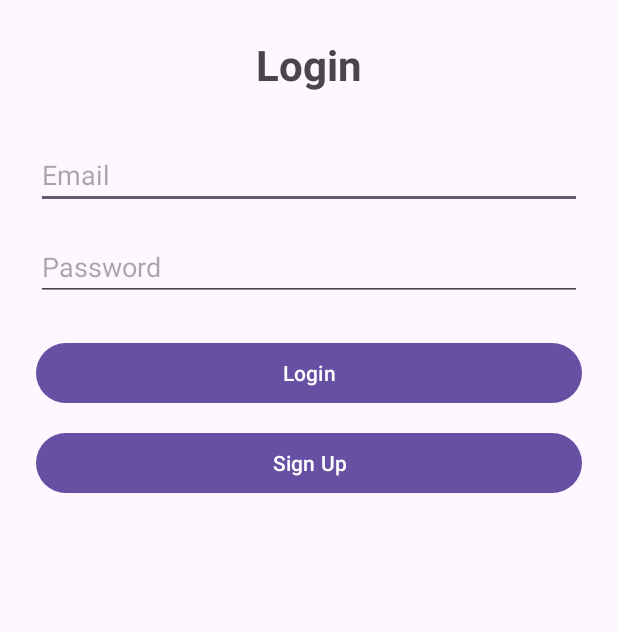
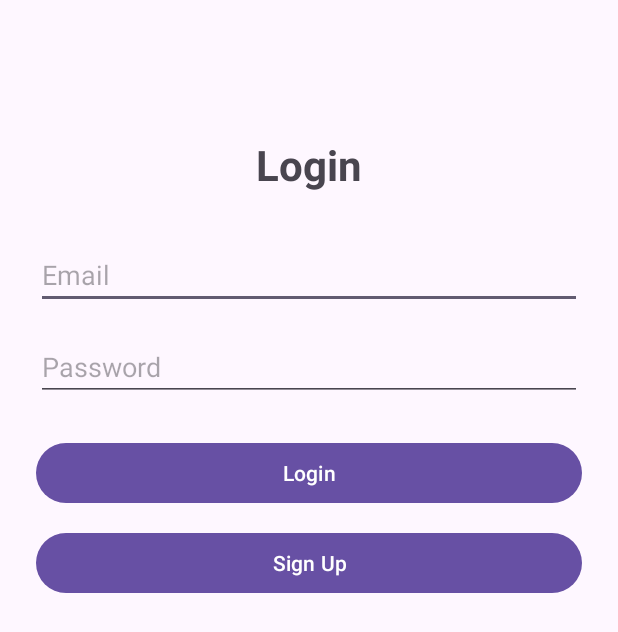
Before and after one commit to CryoSnake22/LocalLoop-App, an Android app: the screen it shows after launch (LoginActivity), on a phone screen of 412 x 824 dp. Shown: the top 632 px of the screen. Run offline under Robolectric (Android 15) with nearby library versions, the phone set to English and light mode, and no system bars; our stand-ins replace Firebase (no records; nobody signed in at launch, a user with empty details on screens opened directly).

Commit message:
Added top margin to login screen
Added necessary top margin to login screen to prevent clipping with front-facing camera on various devices.

```diff
--- a/app/src/main/res/layout/activity_login.xml
+++ b/app/src/main/res/layout/activity_login.xml
@@ -2,46 +2,47 @@
 <ScrollView xmlns:android="http://schemas.android.com/apk/res/android"
     android:layout_width="match_parent"
     android:layout_height="match_parent"
+    android:layout_marginTop="100px"
     android:padding="24dp">
 
     <LinearLayout
         android:layout_width="match_parent"
         android:layout_height="wrap_content"
-        android:orientation="vertical"
-        android:gravity="center_horizontal">
+        android:gravity="center_horizontal"
+        android:orientation="vertical">
 
         <TextView
             android:id="@+id/loginTitle"
             android:layout_width="wrap_content"
             android:layout_height="wrap_content"
+            android:layout_gravity="center"
+            android:layout_marginBottom="32dp"
             android:text="Login"
             android:textSize="28sp"
-            android:textStyle="bold"
-            android:layout_marginBottom="32dp"
-            android:layout_gravity="center" />
+            android:textStyle="bold" />
 
         <EditText
             android:id="@+id/inputEmail"
             android:layout_width="match_parent"
             android:layout_height="wrap_content"
+            android:layout_marginBottom="16dp"
             android:hint="Email"
-            android:inputType="textEmailAddress"
-            android:layout_marginBottom="16dp" />
+            android:inputType="textEmailAddress" />
 
         <EditText
             android:id="@+id/inputPassword"
             android:layout_width="match_parent"
             android:layout_height="wrap_content"
+            android:layout_marginBottom="24dp"
             android:hint="Password"
-            android:inputType="textPassword"
-            android:layout_marginBottom="24dp" />
+            android:inputType="textPassword" />
 
         <Button
             android:id="@+id/buttonLogin"
             android:layout_width="match_parent"
             android:layout_height="wrap_content"
-            android:text="Login"
-            android:layout_marginBottom="12dp" />
+            android:layout_marginBottom="12dp"
+            android:text="Login" />
 
         <Button
             android:id="@+id/buttonSignup"
```
Also changed, not shown: 1 other file.
